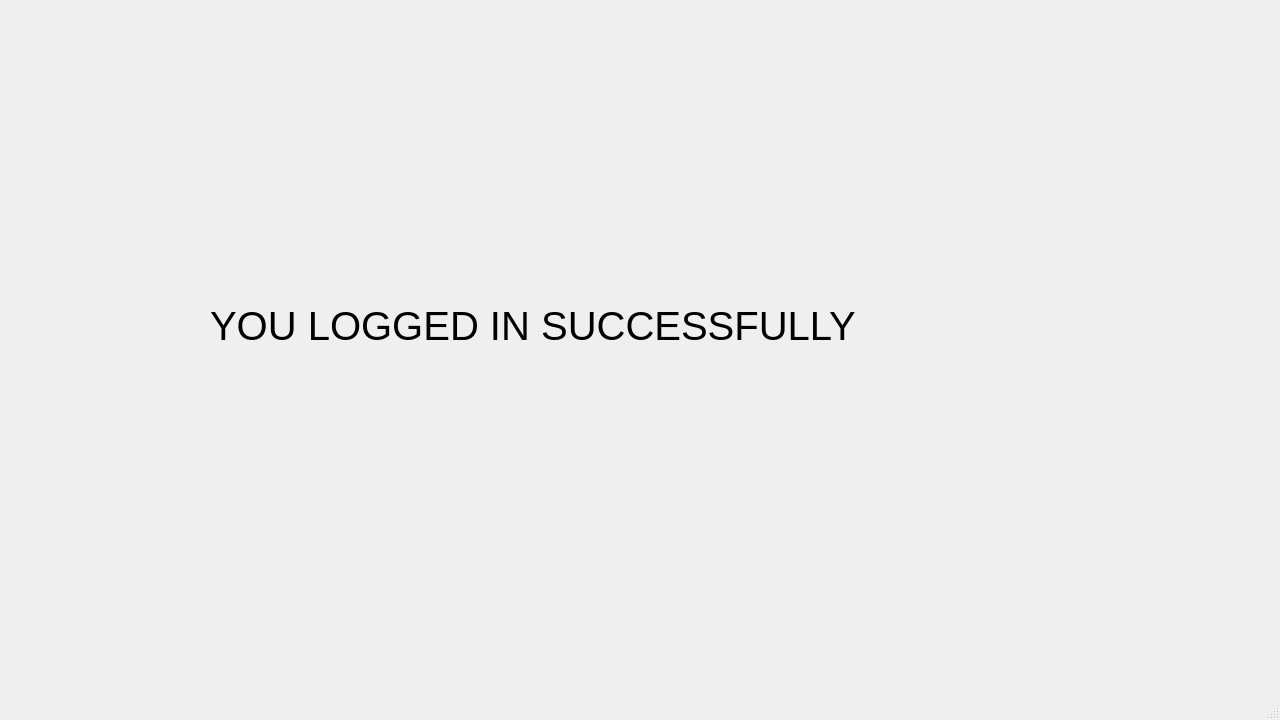
Before: the Qt Designer form mainwindow.ui in WiremuBT/CS106GroupProject, drawn with Qt 5.
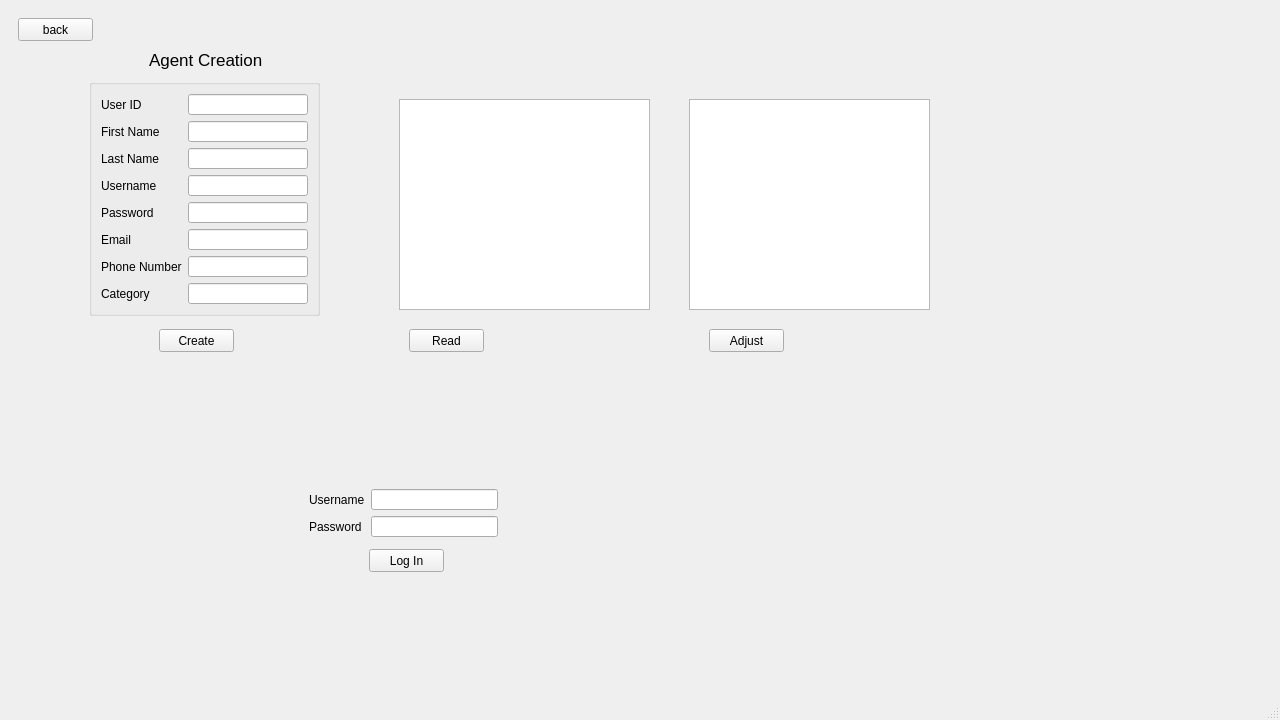
After: the same form once the commit is applied.

What changed in the file:
```diff
--- a/mainwindow.ui
+++ b/mainwindow.ui
@@ -17,15 +17,9 @@
    <string notr="true"/>
   </property>
   <widget class="QWidget" name="centralwidget">
+   <layout class="QGridLayout" name="gridLayout">
+    <item row="0" column="1">
    <widget class="QStackedWidget" name="stackedWidget">
-    <property name="geometry">
-     <rect>
-      <x>0</x>
-      <y>0</y>
-      <width>1281</width>
-      <height>701</height>
-     </rect>
-    </property>
     <property name="currentIndex">
      <number>3</number>
     </property>
@@ -265,25 +259,276 @@
       </layout>
      </widget>
     </widget>
-    <widget class="QWidget" name="page_4">
+      <widget class="QWidget" name="ADMIN_PAGE">
+       <widget class="QPushButton" name="pushButton_16">
+        <property name="geometry">
+         <rect>
+          <x>9</x>
+          <y>9</y>
+          <width>75</width>
+          <height>23</height>
+         </rect>
+        </property>
+        <property name="text">
+         <string>back</string>
+        </property>
+       </widget>
      <widget class="QLabel" name="label_4">
       <property name="geometry">
        <rect>
-        <x>210</x>
-        <y>230</y>
-        <width>781</width>
-        <height>191</height>
-       </rect>
-      </property>
-      <property name="styleSheet">
-       <string notr="true">font-size: 40px;</string>
+          <x>140</x>
+          <y>40</y>
+          <width>131</width>
+          <height>21</height>
+         </rect>
+        </property>
+        <property name="font">
+         <font>
+          <pointsize>13</pointsize>
+         </font>
       </property>
       <property name="text">
-       <string>YOU LOGGED IN SUCCESSFULLY</string>
-      </property>
-     </widget>
-    </widget>
-    <widget class="QWidget" name="page_5">
+         <string>Agent Creation</string>
+        </property>
+       </widget>
+       <widget class="QPushButton" name="pushButton_17">
+        <property name="geometry">
+         <rect>
+          <x>150</x>
+          <y>320</y>
+          <width>75</width>
+          <height>23</height>
+         </rect>
+        </property>
+        <property name="text">
+         <string>Create</string>
+        </property>
+       </widget>
+       <widget class="QGroupBox" name="groupBox">
+        <property name="geometry">
+         <rect>
+          <x>80</x>
+          <y>70</y>
+          <width>231</width>
+          <height>237</height>
+         </rect>
+        </property>
+        <property name="title">
+         <string/>
+        </property>
+        <layout class="QGridLayout" name="gridLayout_3">
+         <item row="0" column="0">
+          <layout class="QGridLayout" name="gridLayout_2">
+           <item row="0" column="0">
+            <widget class="QLabel" name="label_userid">
+             <property name="text">
+              <string>User ID</string>
+             </property>
+            </widget>
+           </item>
+           <item row="0" column="1">
+            <widget class="QLineEdit" name="lineEdit_userid"/>
+           </item>
+           <item row="1" column="0">
+            <widget class="QLabel" name="label_fname">
+             <property name="text">
+              <string>First Name</string>
+             </property>
+            </widget>
+           </item>
+           <item row="1" column="1">
+            <widget class="QLineEdit" name="lineEdit_fname"/>
+           </item>
+           <item row="2" column="0">
+            <widget class="QLabel" name="label_lname">
+             <property name="text">
+              <string>Last Name</string>
+             </property>
+            </widget>
+           </item>
+           <item row="2" column="1">
+            <widget class="QLineEdit" name="lineEdit_lname"/>
+           </item>
+           <item row="3" column="0">
+            <widget class="QLabel" name="label_uname">
+             <property name="text">
+              <string>Username</string>
+             </property>
+            </widget>
+           </item>
+           <item row="3" column="1">
+            <widget class="QLineEdit" name="lineEdit_uname"/>
+           </item>
+           <item row="4" column="0">
+            <widget class="QLabel" name="label_password">
+             <property name="text">
+              <string>Password</string>
+             </property>
+            </widget>
+           </item>
+           <item row="4" column="1">
+            <widget class="QLineEdit" name="lineEdit_password"/>
+           </item>
+           <item row="5" column="0">
+            <widget class="QLabel" name="label_email">
+             <property name="text">
+              <string>Email</string>
+             </property>
+            </widget>
+           </item>
+           <item row="5" column="1">
+            <widget class="QLineEdit" name="lineEdit_email"/>
+           </item>
+           <item row="6" column="0">
+            <widget class="QLabel" name="label_phnum">
+             <property name="text">
+              <string>Phone Number</string>
+             </property>
+            </widget>
+           </item>
+           <item row="6" column="1">
+            <widget class="QLineEdit" name="lineEdit_phnum"/>
+           </item>
+           <item row="7" column="0">
+            <widget class="QLabel" name="label_cat">
+             <property name="text">
+              <string>Category</string>
+             </property>
+            </widget>
+           </item>
+           <item row="7" column="1">
+            <widget class="QLineEdit" name="lineEdit_cat"/>
+           </item>
+          </layout>
+         </item>
+        </layout>
+       </widget>
+       <widget class="QPushButton" name="pushButton_18">
+        <property name="geometry">
+         <rect>
+          <x>400</x>
+          <y>320</y>
+          <width>75</width>
+          <height>23</height>
+         </rect>
+        </property>
+        <property name="text">
+         <string>Read</string>
+        </property>
+       </widget>
+       <widget class="QPlainTextEdit" name="plainTextEdit">
+        <property name="geometry">
+         <rect>
+          <x>390</x>
+          <y>90</y>
+          <width>251</width>
+          <height>211</height>
+         </rect>
+        </property>
+       </widget>
+       <widget class="QPlainTextEdit" name="plainTextEdit_2">
+        <property name="geometry">
+         <rect>
+          <x>680</x>
+          <y>90</y>
+          <width>241</width>
+          <height>211</height>
+         </rect>
+        </property>
+       </widget>
+       <widget class="QPushButton" name="pushButton_19">
+        <property name="geometry">
+         <rect>
+          <x>700</x>
+          <y>320</y>
+          <width>75</width>
+          <height>23</height>
+         </rect>
+        </property>
+        <property name="text">
+         <string>Adjust</string>
+        </property>
+       </widget>
+       <widget class="QPushButton" name="pushButton_20">
+        <property name="geometry">
+         <rect>
+          <x>360</x>
+          <y>540</y>
+          <width>75</width>
+          <height>23</height>
+         </rect>
+        </property>
+        <property name="text">
+         <string>Log In</string>
+        </property>
+       </widget>
+       <widget class="QWidget" name="">
+        <property name="geometry">
+         <rect>
+          <x>300</x>
+          <y>480</y>
+          <width>189</width>
+          <height>48</height>
+         </rect>
+        </property>
+        <layout class="QGridLayout" name="gridLayout_4">
+         <item row="0" column="0">
+          <widget class="QLabel" name="label_5">
+           <property name="text">
+            <string>Username</string>
+           </property>
+          </widget>
+         </item>
+         <item row="0" column="1">
+          <widget class="QLineEdit" name="lineEdit_6"/>
+         </item>
+         <item row="1" column="0">
+          <widget class="QLabel" name="label_6">
+           <property name="text">
+            <string>Password</string>
+           </property>
+          </widget>
+         </item>
+         <item row="1" column="1">
+          <widget class="QLineEdit" name="lineEdit_7"/>
+         </item>
+        </layout>
+       </widget>
+      </widget>
+      <widget class="QWidget" name="page">
+       <widget class="QLabel" name="label_7">
+        <property name="geometry">
+         <rect>
+          <x>440</x>
+          <y>140</y>
+          <width>401</width>
+          <height>291</height>
+         </rect>
+        </property>
+        <property name="font">
+         <font>
+          <pointsize>30</pointsize>
+         </font>
+        </property>
+        <property name="text">
+         <string>LOG IN SUCCESS</string>
+        </property>
+       </widget>
+       <widget class="QPushButton" name="pushButton_21">
+        <property name="geometry">
+         <rect>
+          <x>20</x>
+          <y>20</y>
+          <width>75</width>
+          <height>23</height>
+         </rect>
+        </property>
+        <property name="text">
+         <string>BACK</string>
+        </property>
+       </widget>
+      </widget>
+      <widget class="QWidget" name="TICKET_GENE2">
      <widget class="QPushButton" name="pushButton_12">
       <property name="geometry">
        <rect>
@@ -404,6 +649,8 @@
      </widget>
     </widget>
    </widget>
+    </item>
+   </layout>
   </widget>
   <widget class="QMenuBar" name="menubar">
    <property name="geometry">
```
Left out of the diff: 10 changed lines with no effect on the pictures. Lines whose indentation alone changed are shown as unchanged.
